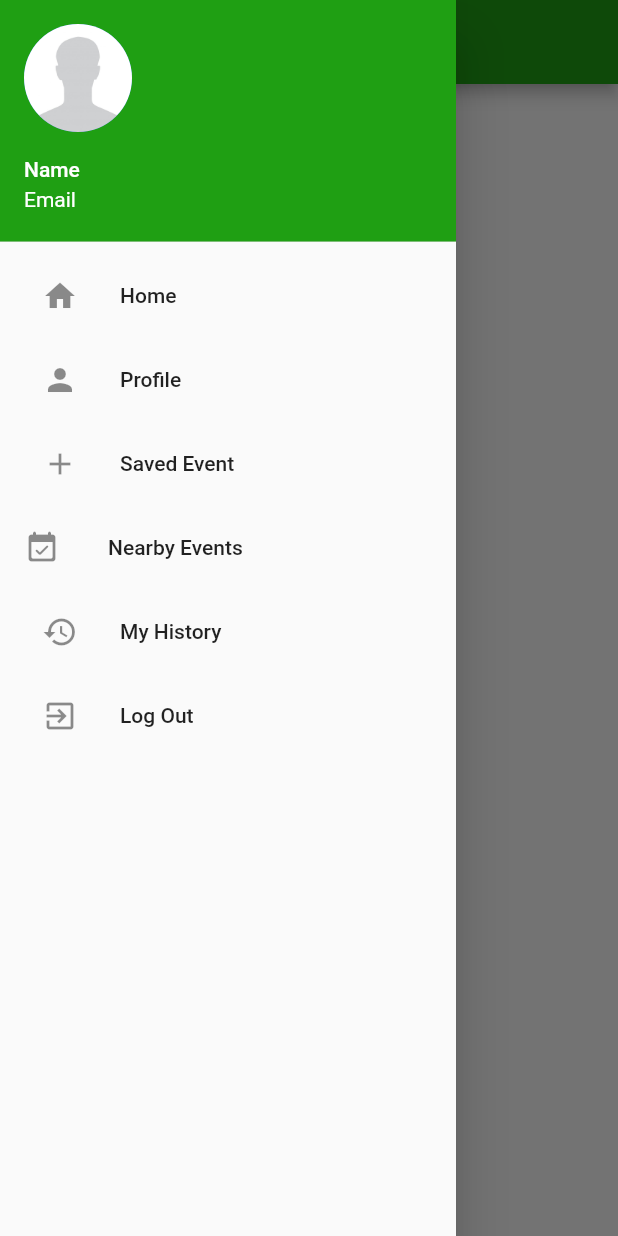
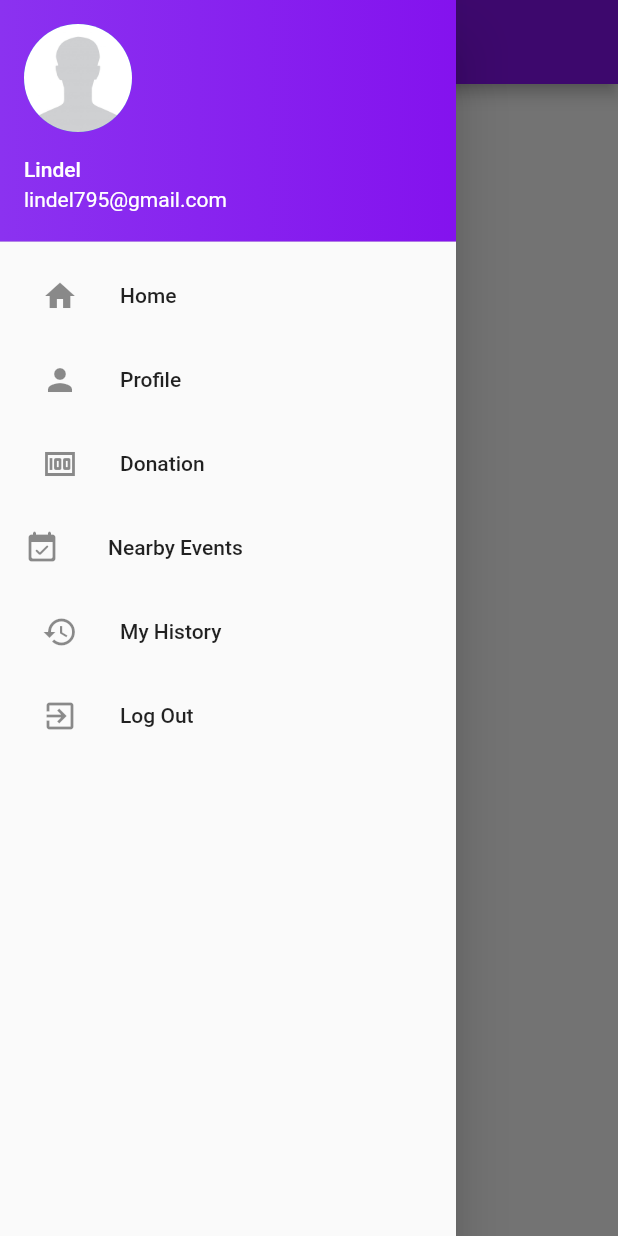
Before and after one commit to Ridhwan0406/VolUp, a Flutter app: the screen it shows once a user with an empty profile is signed in, in the side drawer, after a tap on the "home" icon, on a phone screen of 412 x 824 dp. Run offline on Flutter 3.47's test engine with Material 2 defaults, Android fonts, the phone set to English and light mode, and no system bars; our stand-ins replace cloud_firestore, firebase_auth, firebase_core, geolocator, google_maps_flutter, location and 1 more; missing offline and left inert: flutter_polyline_points; accounts and stored records are empty.

Commit message:
Change color

```diff
--- a/lib/pages/NearEvents/all_near_events.dart
+++ b/lib/pages/NearEvents/all_near_events.dart
@@ -54,7 +54,7 @@ class _AllNearEventsState extends State<AllNearEvents> {
       drawer: BuildDrawer(),
       appBar: AppBar(
         centerTitle: true,
-        backgroundColor: Color(0xff1f9f13),
+        backgroundColor: Color.fromARGB(255, 132, 18, 238),
         title: Text("All Volunteer Events Near you"),
       ),
       body: Padding(
--- a/lib/pages/home/home_page.dart
+++ b/lib/pages/home/home_page.dart
@@ -14,7 +14,7 @@ class _HomePageState extends State<HomePage> {
     return Scaffold(
       drawer: BuildDrawer(),
       appBar: AppBar(
-        backgroundColor: Color(0xff1f9f13),
+        backgroundColor: Color.fromARGB(255, 132, 18, 238),
       ),
       body: Center(
         child: Text("HomePage"),
--- a/lib/widgets/build_drawer.dart
+++ b/lib/widgets/build_drawer.dart
@@ -16,10 +16,17 @@ class BuildDrawer extends StatelessWidget {
         children: [
           UserAccountsDrawerHeader(
             decoration: BoxDecoration(
-              color: Color(0xff1f9f13),
+              gradient: LinearGradient(
+              colors: [
+              Color.fromARGB(255, 139, 50, 240),
+              Color.fromARGB(255, 132, 18, 238)
+            ],
+            begin: Alignment.centerLeft,
+            end: Alignment.centerRight
+          ),
             ),
-            accountName: Text("Name"),
-            accountEmail: Text("Email"),
+            accountName: Text("Lindel"),
+            accountEmail: Text("lindel795@gmail.com"),
             currentAccountPicture: CircleAvatar(
               backgroundImage: AssetImage("images/default_profile.jpg"),
             ),
@@ -57,10 +64,10 @@ class BuildDrawer extends StatelessWidget {
             leading: IconButton(
               onPressed: () {},
               icon: Icon(
-                Icons.add,
+                Icons.money,
               ),
             ),
-            title: Text("Saved Event"),
+            title: Text("Donation"),
           ),
 
 
--- a/lib/widgets/my_button.dart
+++ b/lib/widgets/my_button.dart
@@ -26,8 +26,8 @@ class _MyButtonState extends State<MyButton> {
         decoration: BoxDecoration(
           gradient: LinearGradient(
             colors: [
-              Color(0xff027f47),
-              Color(0xff01a95c)
+              Color.fromARGB(255, 139, 50, 240),
+              Color.fromARGB(255, 132, 18, 238)
             ],
             begin: Alignment.centerLeft,
             end: Alignment.centerRight
```
